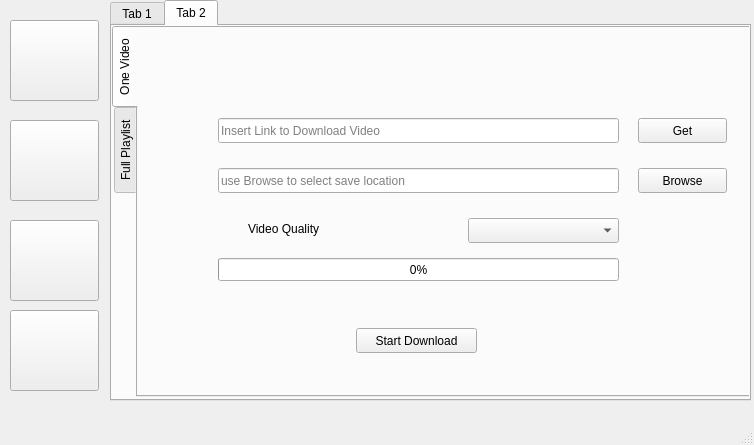
This is main.ui in Ajit-tiwari/Download_Manager as Qt 5 draws it before an edit. The edited form follows.
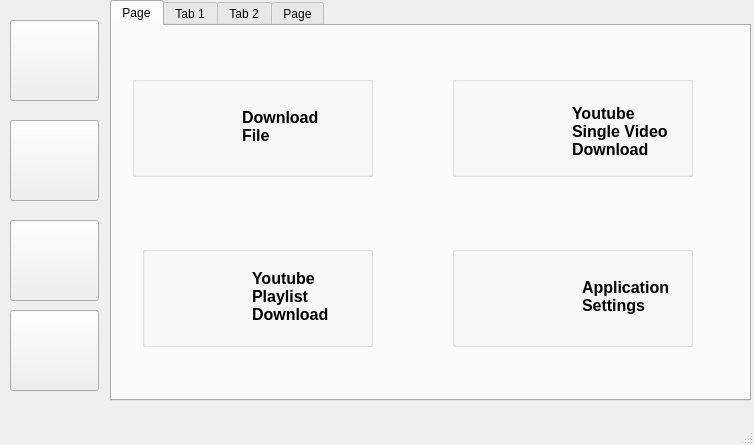
This is the edited form. The open tabs and pages were chosen to show the change. Icons and pictures are not drawn.

What changed in the file:
```diff
--- a/main.ui
+++ b/main.ui
@@ -26,6 +26,250 @@
     <property name="currentIndex">
      <number>1</number>
     </property>
+    <widget class="QWidget" name="tab_5">
+     <attribute name="title">
+      <string>Page</string>
+     </attribute>
+     <widget class="QGroupBox" name="groupBox">
+      <property name="geometry">
+       <rect>
+        <x>20</x>
+        <y>50</y>
+        <width>241</width>
+        <height>101</height>
+       </rect>
+      </property>
+      <property name="title">
+       <string/>
+      </property>
+      <widget class="QLabel" name="label_2">
+       <property name="geometry">
+        <rect>
+         <x>10</x>
+         <y>10</y>
+         <width>81</width>
+         <height>81</height>
+        </rect>
+       </property>
+       <property name="text">
+        <string/>
+       </property>
+       <property name="pixmap">
+        <pixmap resource="photo.qrc">:/icons/home_download.png</pixmap>
+       </property>
+       <property name="scaledContents">
+        <bool>true</bool>
+       </property>
+      </widget>
+      <widget class="QLabel" name="label_14">
+       <property name="geometry">
+        <rect>
+         <x>110</x>
+         <y>20</y>
+         <width>101</width>
+         <height>61</height>
+        </rect>
+       </property>
+       <property name="font">
+        <font>
+         <pointsize>12</pointsize>
+         <weight>75</weight>
+         <bold>true</bold>
+         <kerning>true</kerning>
+        </font>
+       </property>
+       <property name="text">
+        <string>Download File</string>
+       </property>
+       <property name="scaledContents">
+        <bool>true</bool>
+       </property>
+       <property name="wordWrap">
+        <bool>true</bool>
+       </property>
+      </widget>
+     </widget>
+     <widget class="QGroupBox" name="groupBox_2">
+      <property name="geometry">
+       <rect>
+        <x>340</x>
+        <y>50</y>
+        <width>241</width>
+        <height>101</height>
+       </rect>
+      </property>
+      <property name="title">
+       <string/>
+      </property>
+      <widget class="QLabel" name="label_8">
+       <property name="geometry">
+        <rect>
+         <x>10</x>
+         <y>10</y>
+         <width>81</width>
+         <height>81</height>
+        </rect>
+       </property>
+       <property name="text">
+        <string/>
+       </property>
+       <property name="pixmap">
+        <pixmap resource="photo.qrc">:/icons/youtube.png</pixmap>
+       </property>
+       <property name="scaledContents">
+        <bool>true</bool>
+       </property>
+      </widget>
+      <widget class="QLabel" name="label_13">
+       <property name="geometry">
+        <rect>
+         <x>120</x>
+         <y>20</y>
+         <width>101</width>
+         <height>71</height>
+        </rect>
+       </property>
+       <property name="font">
+        <font>
+         <pointsize>12</pointsize>
+         <weight>75</weight>
+         <bold>true</bold>
+         <kerning>true</kerning>
+        </font>
+       </property>
+       <property name="text">
+        <string>Youtube Single Video Download </string>
+       </property>
+       <property name="scaledContents">
+        <bool>true</bool>
+       </property>
+       <property name="wordWrap">
+        <bool>true</bool>
+       </property>
+      </widget>
+     </widget>
+     <widget class="QGroupBox" name="groupBox_3">
+      <property name="geometry">
+       <rect>
+        <x>30</x>
+        <y>220</y>
+        <width>231</width>
+        <height>101</height>
+       </rect>
+      </property>
+      <property name="title">
+       <string/>
+      </property>
+      <widget class="QLabel" name="label_10">
+       <property name="geometry">
+        <rect>
+         <x>10</x>
+         <y>20</y>
+         <width>81</width>
+         <height>71</height>
+        </rect>
+       </property>
+       <property name="text">
+        <string/>
+       </property>
+       <property name="pixmap">
+        <pixmap resource="photo.qrc">:/icons/home_youtube.png</pixmap>
+       </property>
+       <property name="scaledContents">
+        <bool>true</bool>
+       </property>
+      </widget>
+      <widget class="QLabel" name="label_11">
+       <property name="geometry">
+        <rect>
+         <x>110</x>
+         <y>20</y>
+         <width>101</width>
+         <height>61</height>
+        </rect>
+       </property>
+       <property name="font">
+        <font>
+         <pointsize>12</pointsize>
+         <weight>75</weight>
+         <bold>true</bold>
+         <kerning>true</kerning>
+        </font>
+       </property>
+       <property name="text">
+        <string>Youtube Playlist Download</string>
+       </property>
+       <property name="scaledContents">
+        <bool>true</bool>
+       </property>
+       <property name="wordWrap">
+        <bool>true</bool>
+       </property>
+      </widget>
+     </widget>
+     <widget class="QGroupBox" name="groupBox_4">
+      <property name="geometry">
+       <rect>
+        <x>340</x>
+        <y>220</y>
+        <width>241</width>
+        <height>101</height>
+       </rect>
+      </property>
+      <property name="title">
+       <string/>
+      </property>
+      <property name="alignment">
+       <set>Qt::AlignBottom|Qt::AlignLeading|Qt::AlignLeft</set>
+      </property>
+      <widget class="QLabel" name="label_9">
+       <property name="geometry">
+        <rect>
+         <x>10</x>
+         <y>10</y>
+         <width>81</width>
+         <height>81</height>
+        </rect>
+       </property>
+       <property name="text">
+        <string/>
+       </property>
+       <property name="pixmap">
+        <pixmap resource="photo.qrc">:/icons/home_settings.png</pixmap>
+       </property>
+       <property name="scaledContents">
+        <bool>true</bool>
+       </property>
+      </widget>
+      <widget class="QLabel" name="label_12">
+       <property name="geometry">
+        <rect>
+         <x>130</x>
+         <y>20</y>
+         <width>101</width>
+         <height>61</height>
+        </rect>
+       </property>
+       <property name="font">
+        <font>
+         <pointsize>12</pointsize>
+         <weight>75</weight>
+         <bold>true</bold>
+         <kerning>true</kerning>
+        </font>
+       </property>
+       <property name="text">
+        <string>Application Settings</string>
+       </property>
+       <property name="scaledContents">
+        <bool>true</bool>
+       </property>
+       <property name="wordWrap">
+        <bool>true</bool>
+       </property>
+      </widget>
+     </widget>
+    </widget>
     <widget class="QWidget" name="tab">
      <attribute name="title">
       <string>Tab 1</string>
@@ -109,6 +353,12 @@
         <height>371</height>
        </rect>
       </property>
+      <property name="focusPolicy">
+       <enum>Qt::ClickFocus</enum>
+      </property>
+      <property name="layoutDirection">
+       <enum>Qt::RightToLeft</enum>
+      </property>
       <property name="tabPosition">
        <enum>QTabWidget::West</enum>
       </property>
@@ -125,8 +375,8 @@
        <widget class="QLineEdit" name="lineEdit_3">
         <property name="geometry">
          <rect>
-          <x>80</x>
-          <y>90</y>
+          <x>60</x>
+          <y>70</y>
           <width>401</width>
           <height>25</height>
          </rect>
@@ -141,8 +391,8 @@
        <widget class="QLineEdit" name="lineEdit_4">
         <property name="geometry">
          <rect>
-          <x>80</x>
-          <y>140</y>
+          <x>60</x>
+          <y>120</y>
           <width>401</width>
           <height>25</height>
          </rect>
@@ -157,8 +407,8 @@
        <widget class="QPushButton" name="pushButton_3">
         <property name="geometry">
          <rect>
-          <x>500</x>
-          <y>90</y>
+          <x>480</x>
+          <y>70</y>
           <width>89</width>
           <height>25</height>
          </rect>
@@ -170,8 +420,8 @@
        <widget class="QPushButton" name="pushButton_4">
         <property name="geometry">
          <rect>
-          <x>500</x>
-          <y>140</y>
+          <x>480</x>
+          <y>120</y>
           <width>89</width>
           <height>25</height>
          </rect>
@@ -183,12 +433,19 @@
        <widget class="QPushButton" name="pushButton_5">
         <property name="geometry">
          <rect>
-          <x>218</x>
-          <y>300</y>
+          <x>198</x>
+          <y>320</y>
           <width>121</width>
           <height>25</height>
          </rect>
         </property>
+        <property name="font">
+         <font>
+          <pointsize>8</pointsize>
+          <weight>50</weight>
+          <bold>false</bold>
+         </font>
+        </property>
         <property name="text">
          <string>Start Download</string>
         </property>
@@ -196,9 +453,9 @@
        <widget class="QProgressBar" name="progressBar_2">
         <property name="geometry">
          <rect>
-          <x>80</x>
-          <y>230</y>
-          <width>401</width>
+          <x>60</x>
+          <y>240</y>
+          <width>441</width>
           <height>23</height>
          </rect>
         </property>
@@ -209,12 +466,19 @@
        <widget class="QLabel" name="label">
         <property name="geometry">
          <rect>
-          <x>110</x>
-          <y>190</y>
+          <x>80</x>
+          <y>180</y>
           <width>131</width>
           <height>21</height>
          </rect>
         </property>
+        <property name="font">
+         <font>
+          <pointsize>10</pointsize>
+          <weight>50</weight>
+          <bold>false</bold>
+         </font>
+        </property>
         <property name="text">
          <string>Video Quality</string>
         </property>
@@ -222,8 +486,8 @@
        <widget class="QComboBox" name="comboBox">
         <property name="geometry">
          <rect>
-          <x>330</x>
-          <y>190</y>
+          <x>300</x>
+          <y>180</y>
           <width>151</width>
           <height>25</height>
          </rect>
@@ -232,9 +496,9 @@
        <widget class="QLabel" name="label_6">
         <property name="geometry">
          <rect>
-          <x>160</x>
-          <y>270</y>
-          <width>201</width>
+          <x>140</x>
+          <y>280</y>
+          <width>231</width>
           <height>20</height>
          </rect>
         </property>
@@ -450,6 +714,82 @@
       </widget>
      </widget>
     </widget>
+    <widget class="QWidget" name="tab_6">
+     <attribute name="title">
+      <string>Page</string>
+     </attribute>
+     <widget class="QLabel" name="label_15">
+      <property name="geometry">
+       <rect>
+        <x>160</x>
+        <y>50</y>
+        <width>261</width>
+        <height>51</height>
+       </rect>
+      </property>
+      <property name="font">
+       <font>
+        <family>Viner Hand ITC</family>
+        <pointsize>21</pointsize>
+        <weight>75</weight>
+        <bold>true</bold>
+        <underline>false</underline>
+        <strikeout>false</strikeout>
+       </font>
+      </property>
+      <property name="text">
+       <string>Select your Theme</string>
+      </property>
+     </widget>
+     <widget class="QPushButton" name="pushButton_8">
+      <property name="geometry">
+       <rect>
+        <x>80</x>
+        <y>170</y>
+        <width>121</width>
+        <height>101</height>
+       </rect>
+      </property>
+      <property name="styleSheet">
+       <string notr="true">background-color:#323232</string>
+      </property>
+      <property name="text">
+       <string/>
+      </property>
+     </widget>
+     <widget class="QPushButton" name="pushButton_9">
+      <property name="geometry">
+       <rect>
+        <x>250</x>
+        <y>170</y>
+        <width>121</width>
+        <height>101</height>
+       </rect>
+      </property>
+      <property name="styleSheet">
+       <string notr="true">background-color:rgb(10, 64, 98)</string>
+      </property>
+      <property name="text">
+       <string/>
+      </property>
+     </widget>
+     <widget class="QPushButton" name="pushButton_10">
+      <property name="geometry">
+       <rect>
+        <x>410</x>
+        <y>170</y>
+        <width>121</width>
+        <height>101</height>
+       </rect>
+      </property>
+      <property name="styleSheet">
+       <string notr="true">background-color:rgb(89, 89, 89)</string>
+      </property>
+      <property name="text">
+       <string/>
+      </property>
+     </widget>
+    </widget>
    </widget>
    <widget class="QPushButton" name="pushButton_14">
     <property name="geometry">
```
Left out of the diff: 72 changed lines with no effect on the pictures.
